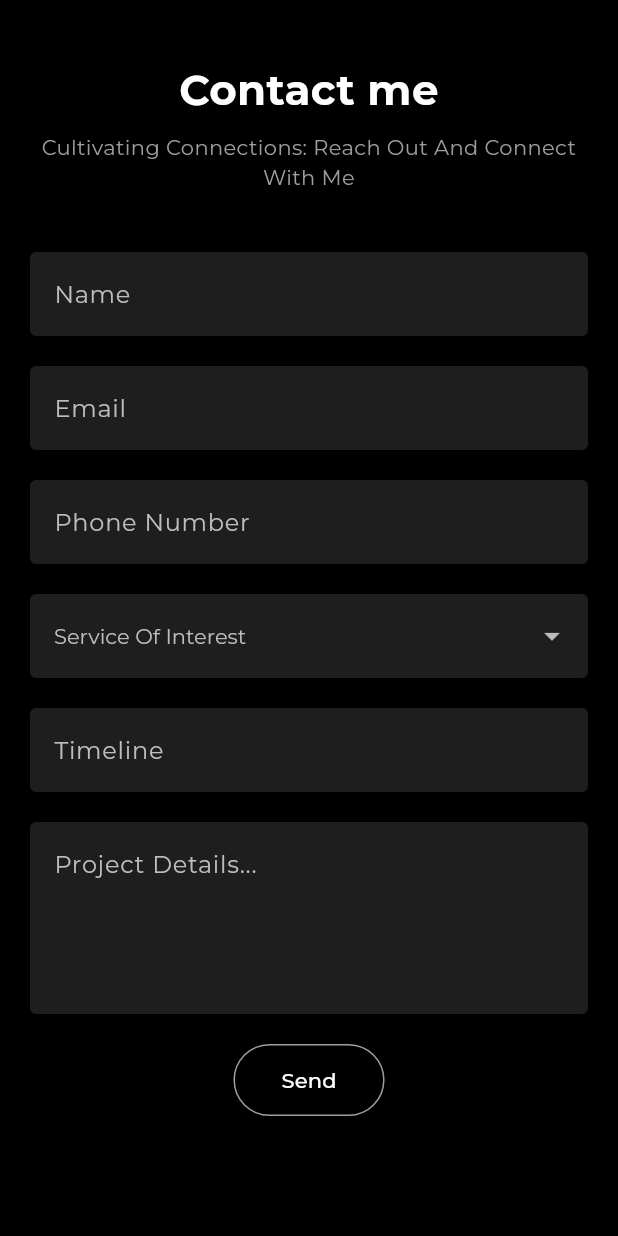
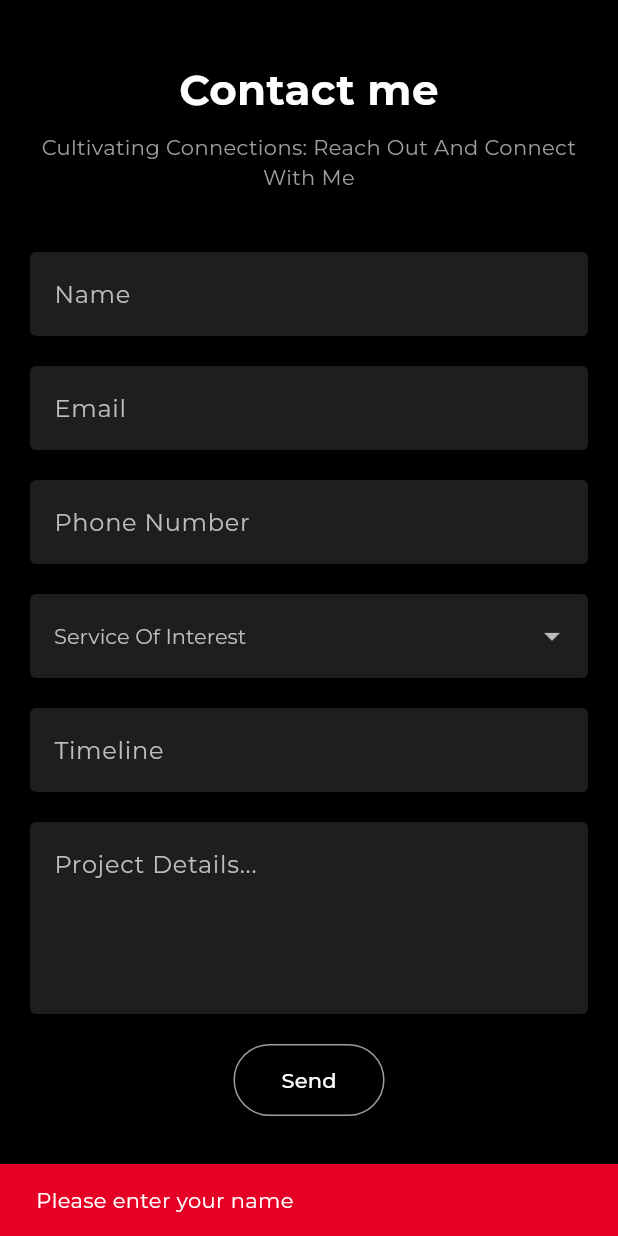
Before and after one commit to ajinkya446/ajinkya_aher_portfolio, a Flutter app: the ContactPage widget shown alone on an empty page, opened directly, after a tap on "Send", on a phone screen of 412 x 824 dp. Run offline on Flutter 3.47's test engine with Material 3 defaults, Android fonts, the phone set to English and light mode, and no system bars; our stand-ins replace firebase_core, font_awesome_flutter, google_fonts; missing offline and left inert: dart:html; accounts and stored records are empty.

```diff
--- a/lib/constants/constants.dart
+++ b/lib/constants/constants.dart
@@ -4,7 +4,7 @@ import 'package:font_awesome_flutter/font_awesome_flutter.dart';
 final serviceList = [
   {"id": 1, "title": "Android App Development", "shortDescription": "Native Android apps using Java, Kotlin and Jetpack Compose.", "icon": "fa-brands fa-android"},
   {"id": 2, "title": "iOS App Development", "shortDescription": "High-quality iOS apps built with Swift and Objective-C.", "icon": "fa-brands fa-apple"},
-  {"id": 3, "title": "Cross-Platform App Development", "shortDescription": "Build apps for iOS and Android using Flutter or React Native.", "icon": "fa-solid fa-mobile-screen-button"},
+  {"id": 3, "title": "Cross-Platform Development", "shortDescription": "Build apps for iOS and Android using Flutter or React Native.", "icon": "fa-solid fa-mobile-screen-button"},
   {"id": 4, "title": "Flutter WebDevelopment", "shortDescription": "Responsive Flutter web apps and modern websites.", "icon": "fa-solid fa-globe"},
   {"id": 5, "title": "UI/UX Design", "shortDescription": "Intuitive and engaging app interfaces and user experiences.", "icon": "fa-solid fa-pencil-ruler"},
   {"id": 6, "title": "DevOps & Automation", "shortDescription": "CI/CD pipelines and automated deployment for apps.", "icon": "fa-solid fa-gears"}
--- a/lib/pages/contact_me_section.dart
+++ b/lib/pages/contact_me_section.dart
@@ -1,7 +1,8 @@
-import 'package:ajinkya_aher_portfolio/pages/desktop_view.dart';
 import 'package:flutter/material.dart';
 import 'package:font_awesome_flutter/font_awesome_flutter.dart';
 import 'package:google_fonts/google_fonts.dart';
+
+import 'desktop_view.dart';
 
 class ContactPage extends StatefulWidget {
   const ContactPage({super.key});
@@ -11,10 +12,29 @@ class ContactPage extends StatefulWidget {
 }
 
 class _ContactPageState extends State<ContactPage> {
+  // Service selection
   String selectedService = '';
 
-  Widget _inputField(String label, {int maxLines = 1}) {
-    return TextFormField(
+  // Controllers for text fields
+  final TextEditingController _nameController = TextEditingController();
+  final TextEditingController _emailController = TextEditingController();
+  final TextEditingController _phoneController = TextEditingController();
+  final TextEditingController _timelineController = TextEditingController();
+  final TextEditingController _detailsController = TextEditingController();
+
+  @override
+  void dispose() {
+    _nameController.dispose();
+    _emailController.dispose();
+    _phoneController.dispose();
+    _timelineController.dispose();
+    _detailsController.dispose();
+    super.dispose();
+  }
+
+  Widget _inputField(String label, TextEditingController controller, {int maxLines = 1}) {
+    return TextField(
+      controller: controller,
       style: GoogleFonts.montserrat(color: Colors.white),
       maxLines: maxLines,
       decoration: InputDecoration(
@@ -56,10 +76,77 @@ class _ContactPageState extends State<ContactPage> {
     );
   }
 
+  void _submitForm() {
+    final name = _nameController.text.trim();
+    final email = _emailController.text.trim();
+    final phone = _phoneController.text.trim();
+    final timeline = _timelineController.text.trim();
+    final details = _detailsController.text.trim();
+
+    // Validation
+    if (name.isEmpty) {
+      _showError('Please enter your name');
+      return;
+    }
+
+    if (email.isEmpty || !RegExp(r'^[^@]+@[^@]+\.[^@]+').hasMatch(email)) {
+      _showError('Please enter a valid email');
+      return;
+    }
+
+    if (phone.isEmpty || !RegExp(r'^[0-9]{7,15}$').hasMatch(phone)) {
+      _showError('Please enter a valid phone number');
+      return;
+    }
+
+    if (selectedService.isEmpty) {
+      _showError('Please select a service of interest');
+      return;
+    }
+
+    if (timeline.isEmpty) {
+      _showError('Please enter your timeline');
+      return;
+    }
+
+    if (details.isEmpty || details.length < 20) {
+      _showError('Project details must be at least 20 characters');
+      return;
+    }
+
+    // All passed
+    _showSuccess('Form submitted successfully!');
+    _clearForm();
+  }
+
+  void _showError(String message) {
+    ScaffoldMessenger.of(context).showSnackBar(
+      SnackBar(content: Text(message, style: GoogleFonts.montserrat(color: Colors.white)), backgroundColor: Color(0xffE60026)),
+    );
+  }
+
+  void _showSuccess(String message) {
+    ScaffoldMessenger.of(context).showSnackBar(
+      SnackBar(duration: Duration(seconds: 5), content: Text(message, style: GoogleFonts.montserrat(color: Colors.white)), backgroundColor: Colors.green),
+    );
+  }
+
+  void _clearForm() {
+    _nameController.clear();
+    _emailController.clear();
+    _phoneController.clear();
+    _timelineController.clear();
+    _detailsController.clear();
+    setState(() {
+      selectedService = '';
+    });
+  }
+
   @override
   Widget build(BuildContext context) {
     return Container(
       color: Colors.black,
+      child: SingleChildScrollView(
         child: Column(
           children: [
             Padding(
@@ -95,15 +182,15 @@ class _ContactPageState extends State<ContactPage> {
                         children: [
                           SizedBox(
                             width: isMobile ? double.infinity : 300,
-                          child: _inputField('Name'),
+                            child: _inputField('Name', _nameController),
                           ),
                           SizedBox(
                             width: isMobile ? double.infinity : 300,
-                          child: _inputField('Email'),
+                            child: _inputField('Email', _emailController),
                           ),
                           SizedBox(
                             width: isMobile ? double.infinity : 300,
-                          child: _inputField('Phone Number'),
+                            child: _inputField('Phone Number', _phoneController),
                           ),
                           SizedBox(
                             width: isMobile ? double.infinity : 300,
@@ -111,17 +198,17 @@ class _ContactPageState extends State<ContactPage> {
                           ),
                           SizedBox(
                             width: isMobile ? double.infinity : 300,
-                          child: _inputField('Timeline'),
+                            child: _inputField('Timeline', _timelineController),
                           ),
                           SizedBox(
                             width: isMobile ? double.infinity : 300,
-                          child: _inputField('Project Details...', maxLines: 4),
+                            child: _inputField('Project Details...', _detailsController, maxLines: 4),
                           ),
                           Container(
                             alignment: isMobile ? Alignment.center : Alignment.centerRight,
                             width: isMobile ? double.infinity : 620,
                             child: OutlinedButton(
-                            onPressed: () {},
+                              onPressed: _submitForm,
                               style: OutlinedButton.styleFrom(
                                 side: const BorderSide(color: Colors.grey),
                                 padding: const EdgeInsets.symmetric(vertical: 14, horizontal: 32),
@@ -142,6 +229,7 @@ class _ContactPageState extends State<ContactPage> {
             const SizedBox(height: 40),
             _buildFooter(),
           ],
+        ),
       ),
     );
   }
@@ -206,7 +294,10 @@ class _ContactPageState extends State<ContactPage> {
           Wrap(
             spacing: 16,
             alignment: WrapAlignment.center,
-            children: const [Icon(FontAwesomeIcons.instagram, color: Colors.white, size: 20), Icon(FontAwesomeIcons.linkedin, color: Colors.white, size: 20)],
+            children: const [
+              Icon(FontAwesomeIcons.instagram, color: Colors.white, size: 20),
+              Icon(FontAwesomeIcons.linkedin, color: Colors.white, size: 20),
+            ],
           ),
           const SizedBox(height: 24),
           Wrap(
--- a/pubspec.yaml
+++ b/pubspec.yaml
@@ -12,6 +12,8 @@ dependencies:
   cupertino_icons: ^1.0.8
   google_fonts: any
   font_awesome_flutter: any
+  firebase_core: any
+  cloud_firestore: any
 
 dev_dependencies:
   flutter_test:
```
Also changed, not shown: lib/main.dart (+11 -1 lines), pubspec.lock. Lines whose indentation alone changed are shown as unchanged.
